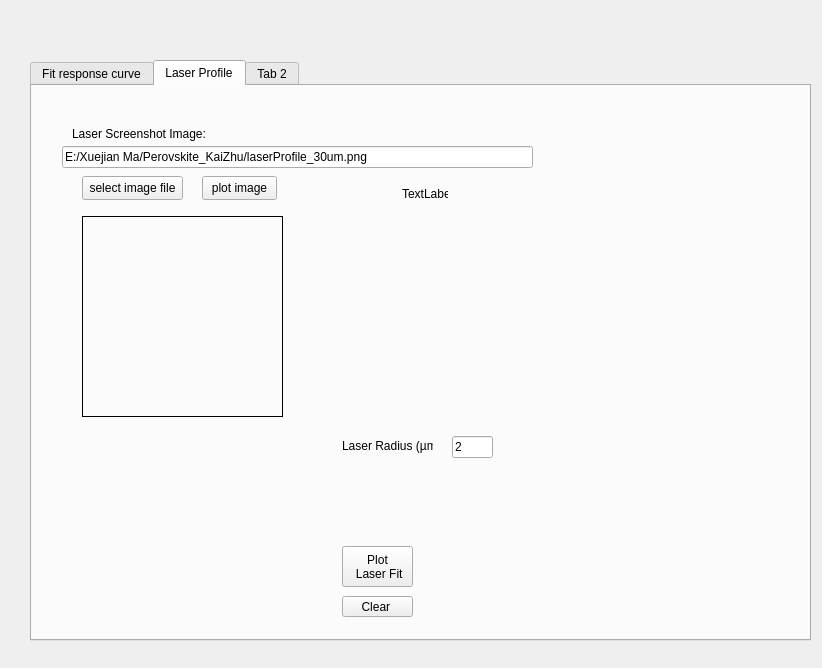
Before: the Qt Designer form DiffusionAnalysis/form.ui in xuejianma/LabTools, drawn with Qt 5.
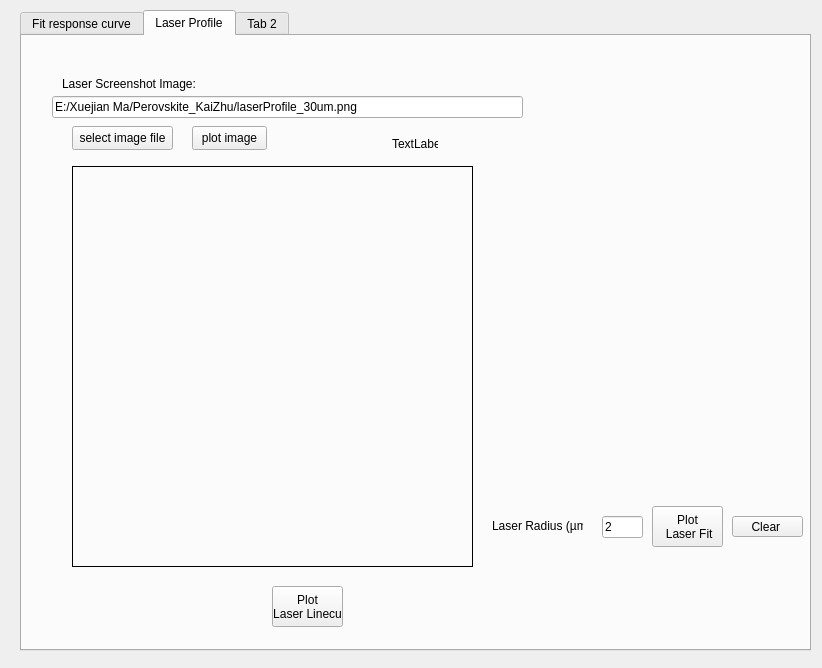
After: the same form once the commit is applied. Icons and pictures are not drawn. Custom widgets are drawn as their Qt base class.

What changed in the file:
```diff
--- a/DiffusionAnalysis/form.ui
+++ b/DiffusionAnalysis/form.ui
@@ -16,10 +16,10 @@
   <widget class="QTabWidget" name="tabWidget">
    <property name="geometry">
     <rect>
-     <x>30</x>
-     <y>60</y>
-     <width>781</width>
-     <height>581</height>
+     <x>20</x>
+     <y>10</y>
+     <width>791</width>
+     <height>641</height>
     </rect>
    </property>
    <property name="currentIndex">
@@ -425,31 +425,21 @@
       <string>select image file</string>
      </property>
     </widget>
-    <widget class="PlotWidget" name="widget_laserScreenshot" native="true">
-     <property name="geometry">
-      <rect>
-       <x>350</x>
-       <y>130</y>
-       <width>221</width>
-       <height>201</height>
-      </rect>
-     </property>
-    </widget>
     <widget class="PlotWidget" name="widget_laserFit" native="true">
      <property name="geometry">
       <rect>
-       <x>30</x>
-       <y>330</y>
-       <width>261</width>
-       <height>201</height>
+       <x>460</x>
+       <y>200</y>
+       <width>321</width>
+       <height>261</height>
       </rect>
      </property>
     </widget>
     <widget class="QLabel" name="label_laserRadius">
      <property name="geometry">
       <rect>
-       <x>310</x>
-       <y>350</y>
+       <x>470</x>
+       <y>480</y>
        <width>91</width>
        <height>20</height>
       </rect>
@@ -461,8 +451,8 @@
     <widget class="QLineEdit" name="lineEdit_laserRadius">
      <property name="geometry">
       <rect>
-       <x>420</x>
-       <y>350</y>
+       <x>580</x>
+       <y>480</y>
        <width>41</width>
        <height>22</height>
       </rect>
@@ -477,8 +467,8 @@
     <widget class="QPushButton" name="pushButton_laserFit">
      <property name="geometry">
       <rect>
-       <x>310</x>
-       <y>460</y>
+       <x>630</x>
+       <y>470</y>
        <width>71</width>
        <height>41</height>
       </rect>
@@ -491,8 +481,8 @@
     <widget class="QPushButton" name="pushButton_laserFitClear">
      <property name="geometry">
       <rect>
-       <x>310</x>
-       <y>510</y>
+       <x>710</x>
+       <y>480</y>
        <width>71</width>
        <height>21</height>
       </rect>
@@ -532,8 +522,8 @@
       <rect>
        <x>50</x>
        <y>130</y>
-       <width>201</width>
-       <height>201</height>
+       <width>401</width>
+       <height>401</height>
       </rect>
      </property>
      <property name="frameShape">
@@ -543,6 +533,20 @@
       <string/>
      </property>
     </widget>
+    <widget class="QPushButton" name="pushButton_laserLinecut">
+     <property name="geometry">
+      <rect>
+       <x>250</x>
+       <y>550</y>
+       <width>71</width>
+       <height>41</height>
+      </rect>
+     </property>
+     <property name="text">
+      <string>Plot
+ Laser Linecut</string>
+     </property>
+    </widget>
    </widget>
    <widget class="QWidget" name="tab_2">
     <attribute name="title">
```
